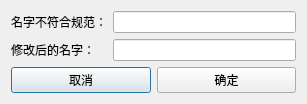
Old version of the form src/Gui/dlgchangenamedialog.ui in the repository BeQuiet1228/FreeCAD.
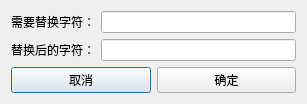
New version of the form.

```diff
--- a/src/Gui/dlgchangenamedialog.ui
+++ b/src/Gui/dlgchangenamedialog.ui
@@ -45,14 +45,14 @@
        <item row="0" column="0">
         <widget class="QLabel" name="label">
          <property name="text">
-          <string>名字不符合规范：</string>
+										<string>需要替换字符：</string>
          </property>
         </widget>
        </item>
        <item row="1" column="0">
         <widget class="QLabel" name="label_2">
          <property name="text">
-          <string>修改后的名字：</string>
+										<string>替换后的字符：</string>
          </property>
         </widget>
        </item>
```
Lines whose indentation alone changed are shown as unchanged.
